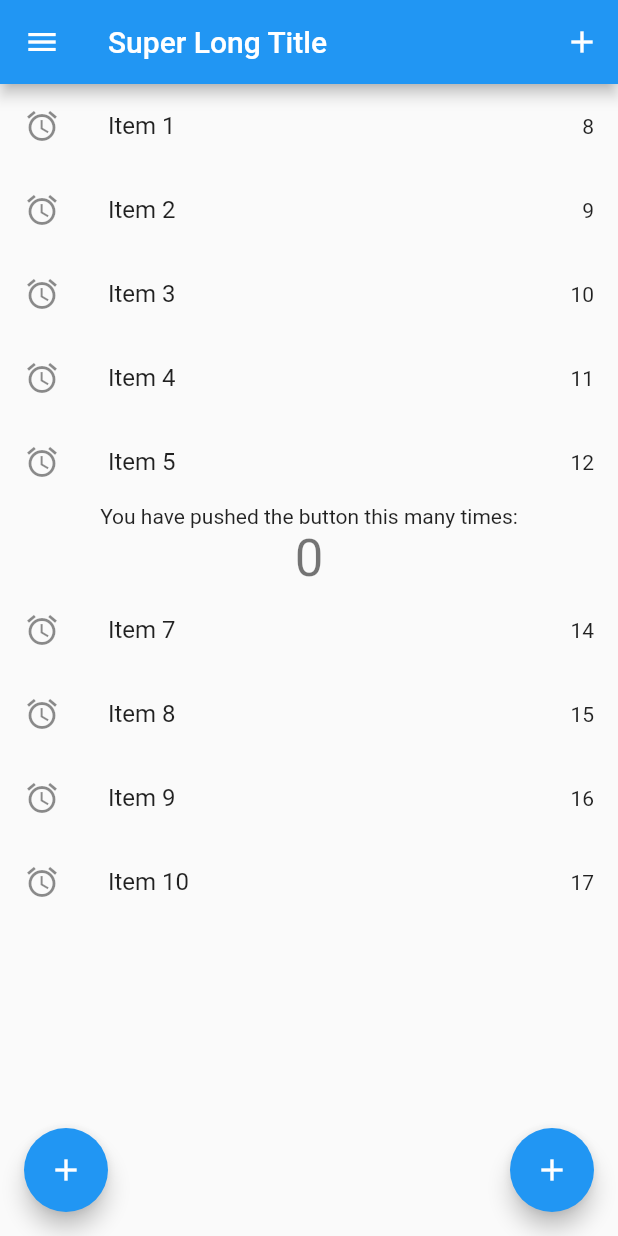
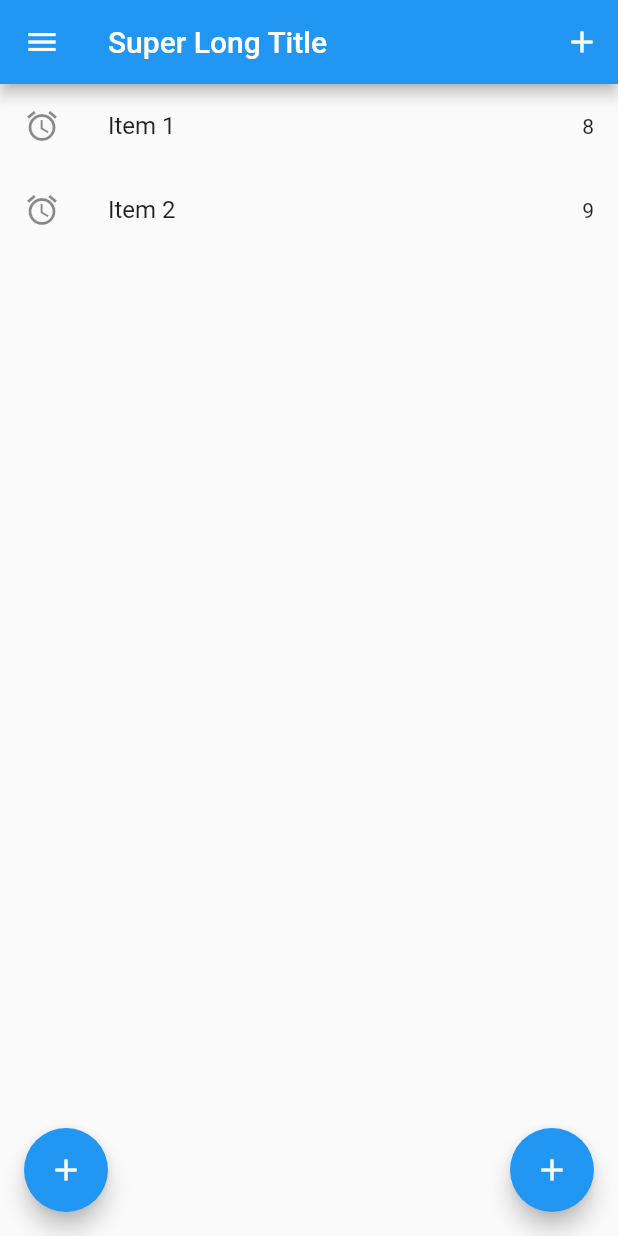
Before and after one commit to arnav-snowleo/onboarding-tour, a Flutter app: the screen it shows after launch, on a phone screen of 412 x 824 dp. Run offline on Flutter 3.47's test engine with Material 2 defaults, Android fonts, the phone set to English and light mode, and no system bars; missing offline and left inert: onboarding_overlay; statements that could not run were skipped.

Commit message:
minor refactor

```diff
--- a/lib/main.dart
+++ b/lib/main.dart
@@ -24,7 +24,7 @@ class _AppState extends State<App> {
     super.initState();
 
     focusNodes = List<FocusNode>.generate(
-      18,
+      10,
       (int i) => FocusNode(debugLabel: 'Onboarding Focus Node $i'),
       growable: false,
     );
@@ -107,8 +107,7 @@ class _AppState extends State<App> {
               focusNode: focusNodes[5],
               title: 'Settings',
               shape: const CircleBorder(),
-              bodyText:
-                  'Click here to access settings such as dark mode, daily limit, etc',
+              bodyText: 'Click here to access settings',
               fullscreen: false,
               overlayColor: Colors.black.withOpacity(0.8),
               overlayShape: const CircleBorder(),
@@ -158,111 +157,6 @@ class _AppState extends State<App> {
               fullscreen: false,
               overlayColor: Colors.black.withOpacity(0.8),
               overlayShape: const CircleBorder(),
-            ),
-            OnboardingStep(
-              focusNode: focusNodes[10],
-              title: 'Icon 3',
-              shape: RoundedRectangleBorder(
-                borderRadius: BorderRadius.circular(16.0),
-              ),
-              bodyText:
-                  'Icon 3Icon 3Icon 3Icon 3Icon 3Icon 3Icon 3Icon 3Icon 3Icon 3Icon 3Icon 3Icon 3Icon 3',
-              fullscreen: false,
-              overlayColor: Colors.black.withOpacity(0.8),
-              overlayShape: const CircleBorder(),
-              hasArrow: true,
-              hasLabelBox: true,
-              labelBoxDecoration: BoxDecoration(color: Colors.orange.shade900),
-              arrowPosition: ArrowPosition.top,
-            ),
-            OnboardingStep(
-              focusNode: focusNodes[11],
-              title: 'Icon 4',
-              shape: ContinuousRectangleBorder(
-                borderRadius: BorderRadius.circular(16.0),
-              ),
-              bodyText:
-                  'Icon 4Icon 4Icon 4Icon 4Icon 4Icon 4Icon 4Icon 4Icon 4Icon 4Icon 4Icon 4',
-              fullscreen: false,
-              overlayColor: Colors.black.withOpacity(0.8),
-              overlayShape: const CircleBorder(),
-              hasArrow: true,
-              hasLabelBox: true,
-              labelBoxDecoration: BoxDecoration(color: Colors.green),
-              arrowPosition: ArrowPosition.top,
-            ),
-            OnboardingStep(
-              focusNode: focusNodes[12],
-              title: 'Icon 5',
-              shape: const CircleBorder(),
-              bodyText:
-                  'Icon 5Icon 5Icon 5Icon 5Icon 5Icon 5Icon 5Icon 5Icon 5',
-              fullscreen: false,
-              overlayColor: Colors.black.withOpacity(0.8),
-              overlayShape: const CircleBorder(),
-            ),
-            OnboardingStep(
-              focusNode: focusNodes[13],
-              title: 'No icon',
-              bodyText: 'No iconNo iconNo iconNo iconNo iconNo iconNo iconNo ',
-              fullscreen: true,
-              overlayColor: Colors.black.withOpacity(0.8),
-              hasArrow: true,
-              hasLabelBox: true,
-              labelBoxDecoration: BoxDecoration(color: Colors.purple),
-              arrowPosition: ArrowPosition.bottom,
-            ),
-            OnboardingStep(
-              focusNode: focusNodes[14],
-              title: 'Icon 7',
-              shape: const CircleBorder(),
-              bodyText: 'Icon 7Icon 7Icon 7Icon 7Icon ',
-              fullscreen: false,
-              overlayColor: Colors.black.withOpacity(0.8),
-              overlayShape: const CircleBorder(),
-            ),
-            OnboardingStep(
-              focusNode: focusNodes[15],
-              title: 'Icon 8',
-              shape: const CircleBorder(),
-              bodyText: 'Icon 8Icon 8Icon 8Icon 8Icon 8Icon 8Icon ',
-              fullscreen: false,
-              overlayColor: Colors.black.withOpacity(0.8),
-              overlayShape: RoundedRectangleBorder(
-                borderRadius: BorderRadius.circular(28.0),
-              ),
-              hasArrow: true,
-              hasLabelBox: true,
-              labelBoxDecoration: BoxDecoration(color: Colors.cyan.shade900),
-              arrowPosition: ArrowPosition.bottom,
-            ),
-            OnboardingStep(
-              focusNode: focusNodes[16],
-              title: 'Icon 9',
-              shape: const CircleBorder(),
-              bodyText: 'Icon 9Icon 9Icon 9Icon 9Icon ',
-              fullscreen: false,
-              overlayColor: Colors.black.withOpacity(0.8),
-              overlayShape: BeveledRectangleBorder(
-                borderRadius: BorderRadius.circular(30.0),
-              ),
-              hasArrow: true,
-              hasLabelBox: true,
-              labelBoxDecoration: BoxDecoration(
-                color: Colors.pink.shade900,
-              ),
-              arrowPosition: ArrowPosition.bottom,
-            ),
-            OnboardingStep(
-              focusNode: focusNodes[17],
-              title: 'Icon 10',
-              shape: const CircleBorder(),
-              bodyText: 'Icon 10Icon 10Icon 10Icon 10Icon 10Icon 10Icon',
-              fullscreen: false,
-              overlayColor: Colors.black.withOpacity(0.8),
-              overlayShape: ContinuousRectangleBorder(
-                borderRadius: BorderRadius.circular(30.0),
-              ),
             ),
           ],
           onChanged: (int index) {
@@ -344,7 +238,7 @@ class _HomeState extends State<Home> {
         ),
       ),
       body: ListView.builder(
-        itemCount: 10,
+        itemCount: 2,
         itemBuilder: (BuildContext context, int index) {
           return index == 5
               ? Focus(
```
